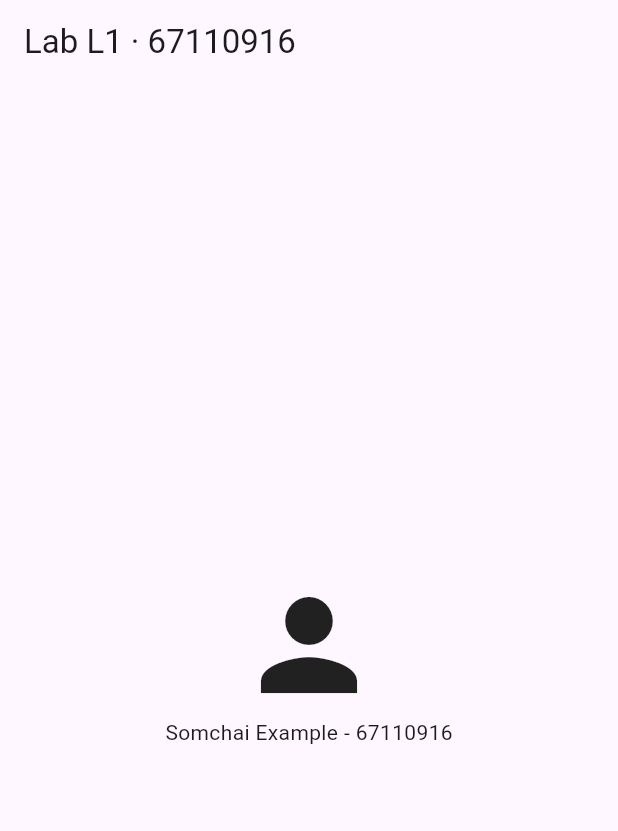
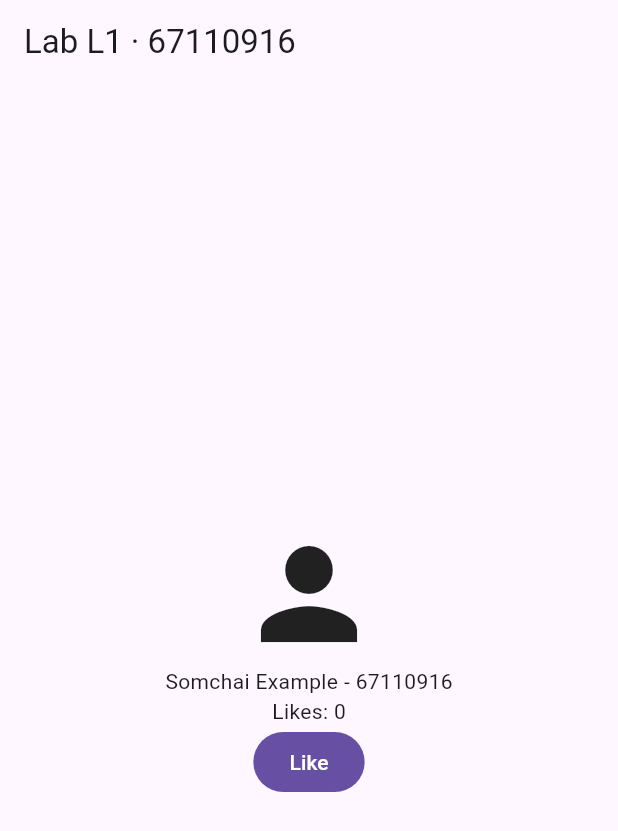
Before and after one commit to BallThirakun/lab01_profile, a Flutter app: the screen it shows after launch, on a phone screen of 412 x 824 dp. Shown: the top 831 px of the screen. Run offline on Flutter 3.47's test engine with Material 3 defaults, Android fonts, the phone set to English and light mode, and no system bars.

Commit message:
Add like counter with setState

```diff
--- a/lib/main.dart
+++ b/lib/main.dart
@@ -1,20 +1,31 @@
-import 'package:material_ui/material_ui.dart';
+import 'package:flutter/material.dart';
 
 void main() => runApp(const MaterialApp(home: HomePage()));
 
-class HomePage extends StatelessWidget {
+class HomePage extends StatefulWidget {
   const HomePage({super.key});
+
+  @override
+  State<HomePage> createState() => _HomePageState();
+}
+
+class _HomePageState extends State<HomePage> {
+  int _likes = 0;
+
+  void _like() => setState(() => _likes++);
 
   @override
   Widget build(BuildContext context) {
     return Scaffold(
       appBar: AppBar(title: const Text('Lab L1 · 67110916')),
-      body: const Center(
+      body: Center(
         child: Column(
           mainAxisSize: MainAxisSize.min,
           children: [
-            Icon(Icons.person, size: 96),
-            Text('Somchai Example - 67110916'),
+            const Icon(Icons.person, size: 96),
+            const Text('Somchai Example - 67110916'),
+            Text('Likes: $_likes'),
+            FilledButton(onPressed: _like, child: const Text('Like')),
           ],
         ),
       ),
```
